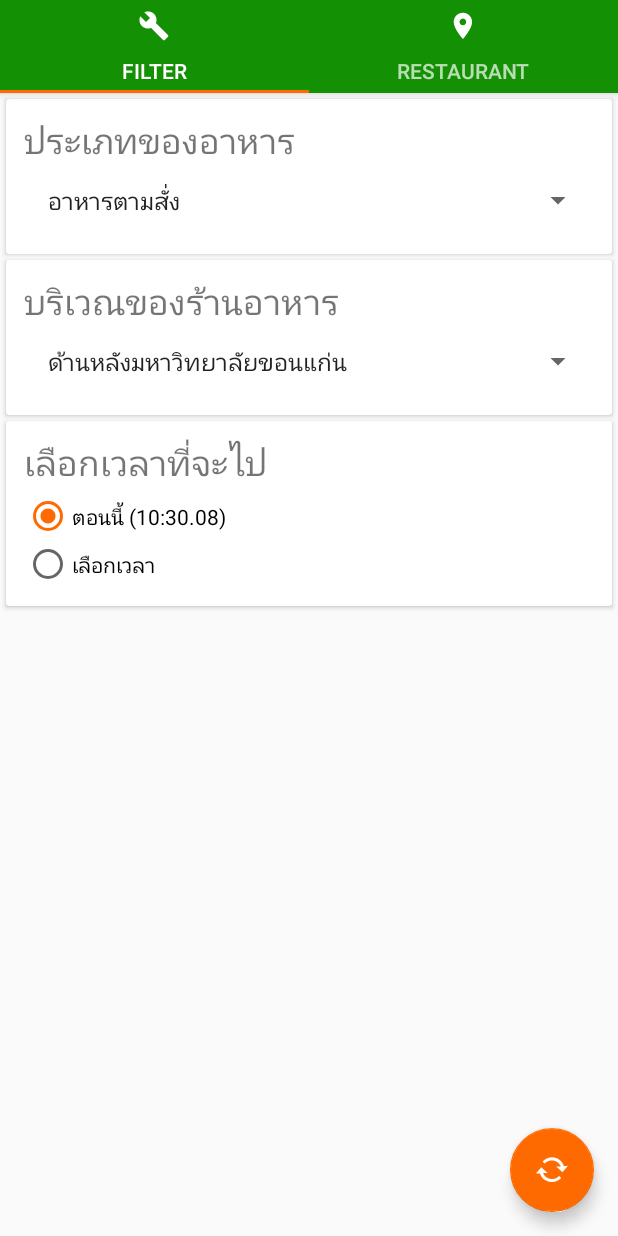
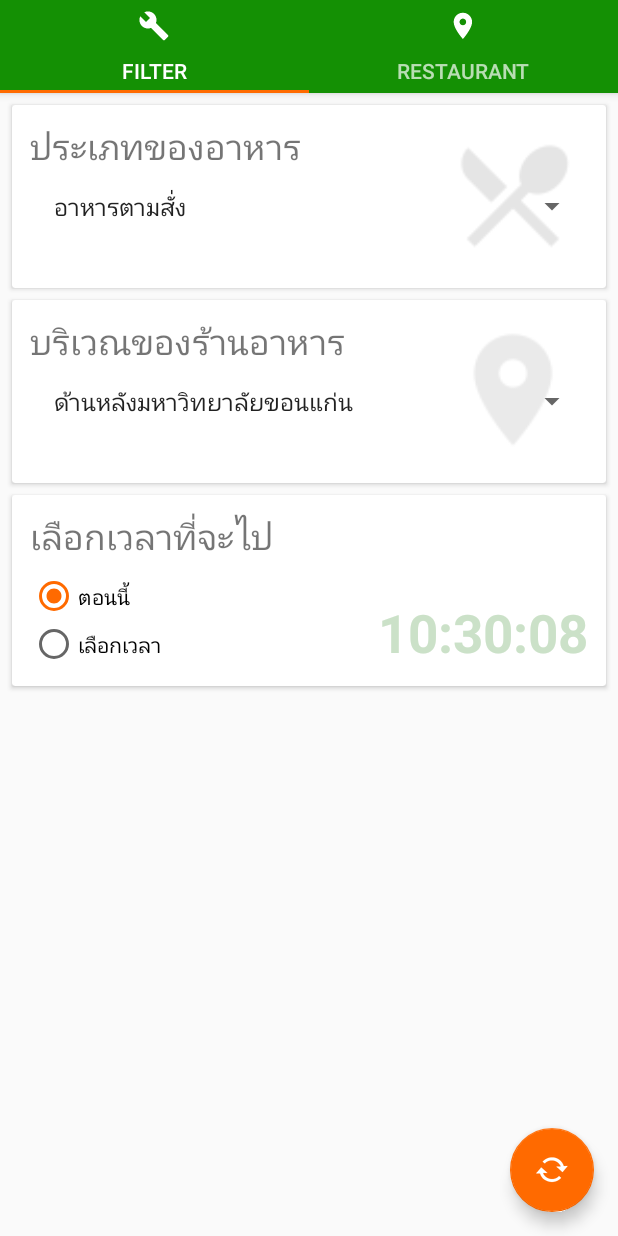
Before and after one commit to nopphonyel/TWTE, an Android app: the screen it shows after launch (MainActivity), on a phone screen of 412 x 824 dp. Run offline under Robolectric (Android 15) with nearby library versions, the phone set to English and light mode, and no system bars.

Commit message:
Update UI. now add some preview picture.... maybe and live time preview

```diff
--- a/app/src/main/java/com/leaderproject/doikum/thewaytoeat/ProgramStaticContent.java
+++ b/app/src/main/java/com/leaderproject/doikum/thewaytoeat/ProgramStaticContent.java
@@ -70,6 +70,7 @@ public class ProgramStaticContent {
     public static void setTimeChoose(int hour,int min){
         chooseTimeHour = hour;
         chooseTimeMin = min;
+        Log.d(TAG_CURRENT_VALUE , "Current time is " + chooseTimeHour + ":" + chooseTimeMin);
     }
 
     public static int getChooseTimeHour(){
--- a/app/src/main/java/com/leaderproject/doikum/thewaytoeat/fragment/RandomPropertiesFragment.java
+++ b/app/src/main/java/com/leaderproject/doikum/thewaytoeat/fragment/RandomPropertiesFragment.java
@@ -10,9 +10,12 @@ import android.util.Log;
 import android.view.LayoutInflater;
 import android.view.View;
 import android.view.ViewGroup;
+import android.widget.AdapterView;
 import android.widget.ArrayAdapter;
 import android.widget.RadioButton;
 import android.support.v7.widget.AppCompatSpinner;
+import android.widget.Spinner;
+import android.widget.TextView;
 import android.widget.TimePicker;
 
 import com.leaderproject.doikum.thewaytoeat.ProgramStaticContent;
@@ -26,11 +29,13 @@ import java.util.Calendar;
 public class RandomPropertiesFragment extends Fragment implements View.OnClickListener {
 
     private Handler updateRadioTextViewCurrentTime = new Handler();
-    AppCompatSpinner typeSpinner, zoneSpinner;
-    RadioButton radioTimeNow, radioTimePick;
+    private AppCompatSpinner typeSpinner, zoneSpinner;
+    private RadioButton radioTimeNow, radioTimePick;
     int currentHour, currentMin, currentSecond;
-    Calendar currentTime;
-    TimePickerDialog timePickerDialoge;
+    private Calendar currentTime;
+    private TimePickerDialog timePickerDialoge;
+
+    private TextView timePreview;
 
     private String radioButtonTimePick;
     private String radioButtonTimeNow;
@@ -42,6 +47,7 @@ public class RandomPropertiesFragment extends Fragment implements View.OnClickLi
         zoneSpinner = (AppCompatSpinner) rootView.findViewById(R.id.zone_spin);
         radioTimeNow = (RadioButton) rootView.findViewById(R.id.radio_button_time_now);
         radioTimePick = (RadioButton) rootView.findViewById(R.id.radio_button_time_pick);
+        timePreview = (TextView) rootView.findViewById(R.id.time_preview);
 
         radioButtonTimePick = getActivity().getString(R.string.radio_button_time_pick);
         radioButtonTimeNow = getActivity().getString(R.string.radio_button_time_now);
@@ -72,6 +78,12 @@ public class RandomPropertiesFragment extends Fragment implements View.OnClickLi
     private void setupSpinner(FragmentActivity fragmentActivity, AppCompatSpinner spinner, String[] stringToAdd) {
         ArrayAdapter<String> adapter = new ArrayAdapter<String>(fragmentActivity, android.R.layout.simple_list_item_1, stringToAdd);
         spinner.setAdapter(adapter);
+
+        if(spinner == typeSpinner)
+            spinner.setOnItemSelectedListener(new HandlerTypeSpinnerItemChange());
+        if(spinner == zoneSpinner)
+            spinner.setOnItemSelectedListener(new HandlerZoneSpinnerItemChange());
+
         spinner.setSelection(0);
     }
 
@@ -81,16 +93,16 @@ public class RandomPropertiesFragment extends Fragment implements View.OnClickLi
             @Override
             public void run() {
                 if (radioTimeNow.isChecked()) {
-                    radioTimeNow.setText(getRadioTimeFormat());
+                    timePreview.setText(getTimePreviewFormat());
                 }
                 updateRadioTextViewCurrentTime.postDelayed(this, 1000);
             }
 
-            public String getRadioTimeFormat() {
+            public String getTimePreviewFormat() {
                 updateTime();
-                return radioButtonTimeNow + " (" + String.format("%02d", currentHour) + ":"
-                        + String.format("%02d", currentMin) + "." + String.format("%02d", currentSecond)
-                        + ")";
+                return String.format("%02d", currentHour) + ":"
+                        + String.format("%02d", currentMin) + ":"
+                        + String.format("%02d", currentSecond);
             }
         });
     }
@@ -102,8 +114,7 @@ public class RandomPropertiesFragment extends Fragment implements View.OnClickLi
             TimePickerDialog.OnTimeSetListener timeSetListener = new TimePickerDialog.OnTimeSetListener() {
                 @Override
                 public void onTimeSet(TimePicker view, int hourOfDay, int minute) {
-                    radioTimePick.setText(radioButtonTimePick + " " + String.format("%02d", hourOfDay) + ":" + String.format("%02d", minute));
-                    radioTimeNow.setText(radioButtonTimeNow);
+                    timePreview.setText(String.format("%02d", hourOfDay) + ":" + String.format("%02d", minute));
                     ProgramStaticContent.setTimeChoose(hourOfDay, minute);
                 }
             };
@@ -112,7 +123,7 @@ public class RandomPropertiesFragment extends Fragment implements View.OnClickLi
                 @Override
                 public void onCancel(DialogInterface dialog) {
                     radioTimeNow.setChecked(true);
-                    radioTimePick.setText(radioButtonTimePick);
+
                 }
             };
 
@@ -122,8 +133,35 @@ public class RandomPropertiesFragment extends Fragment implements View.OnClickLi
             timePickerDialoge.show();
         }
         if (v == radioTimeNow) {
-            Log.d("TAG_RADIO","radio time now has been clicked");
-            radioTimePick.setText(radioButtonTimePick);
+            Log.d("TAG_RADIO", "radio time now has been clicked");
+            ProgramStaticContent.setTimeChoose(Calendar.getInstance().get(Calendar.HOUR), Calendar.getInstance().get(Calendar.MINUTE));
         }
     }
+
+    private class HandlerTypeSpinnerItemChange implements Spinner.OnItemSelectedListener {
+
+        @Override
+        public void onItemSelected(AdapterView<?> parent, View view, int position, long id) {
+            ProgramStaticContent.setSelectedTypeCode(position);
+        }
+
+        @Override
+        public void onNothingSelected(AdapterView<?> parent) {
+
+        }
+    }
+
+    private class HandlerZoneSpinnerItemChange implements Spinner.OnItemSelectedListener {
+
+        @Override
+        public void onItemSelected(AdapterView<?> parent, View view, int position, long id) {
+            ProgramStaticContent.setSelectedZoneCode(position);
+        }
+
+        @Override
+        public void onNothingSelected(AdapterView<?> parent) {
+
+        }
+    }
+
 }
--- a/app/src/main/res/layout/random_properties_layout.xml
+++ b/app/src/main/res/layout/random_properties_layout.xml
@@ -1,5 +1,10 @@
 <?xml version="1.0" encoding="utf-8"?>
-<RelativeLayout xmlns:android="http://schemas.android.com/apk/res/android"
+
+<ScrollView xmlns:android="http://schemas.android.com/apk/res/android"
+    android:layout_width="match_parent"
+    android:layout_height="match_parent">
+
+    <RelativeLayout
         android:layout_width="match_parent"
         android:layout_height="match_parent">
 
@@ -8,34 +13,39 @@
             android:layout_width="match_parent"
             android:layout_height="wrap_content"
             android:layout_marginBottom="0dp"
-        android:layout_marginTop="@dimen/nice_card_margin"
             android:layout_marginLeft="@dimen/nice_card_margin"
             android:layout_marginRight="@dimen/nice_card_margin"
-        >
+            android:layout_marginTop="@dimen/nice_card_margin">
 
             <RelativeLayout
                 android:layout_width="wrap_content"
                 android:layout_height="wrap_content"
-            android:layout_marginTop="@dimen/nice_inside_card_relative_margin_top"
+                android:layout_marginBottom="@dimen/nice_inside_card_relative_margin"
+                android:layout_marginLeft="@dimen/nice_inside_card_relative_margin"
                 android:layout_marginRight="@dimen/nice_inside_card_relative_margin"
-            android:layout_marginLeft="@dimen/nice_inside_card_relative_margin"
-            android:layout_marginBottom="@dimen/nice_inside_card_relative_margin">
+                android:layout_marginTop="@dimen/nice_inside_card_relative_margin_top">
 
                 <TextView
                     android:id="@+id/type_title"
                     android:layout_width="wrap_content"
                     android:layout_height="wrap_content"
                     android:text="@string/card_type_title"
-                android:textSize="23dp"
-                 />
+                    android:textSize="23dp" />
+
+                <ImageView
+                    android:id="@+id/type_icon"
+                    android:layout_width="100dp"
+                    android:layout_height="100dp"
+                    android:layout_alignParentEnd="true"
+                    android:layout_alignParentTop="true"
+                    android:src="@mipmap/ic_dinning" />
 
                 <android.support.v7.widget.AppCompatSpinner
                     android:id="@+id/type_spin"
                     android:layout_width="match_parent"
                     android:layout_height="wrap_content"
                     android:layout_below="@id/type_title"
-                android:descendantFocusability="beforeDescendants"
-                />
+                    android:descendantFocusability="beforeDescendants" />
 
             </RelativeLayout>
 
@@ -43,87 +53,103 @@
 
         <android.support.v7.widget.CardView
             android:id="@+id/zone_card"
-        android:layout_below="@+id/type_card"
             android:layout_width="match_parent"
             android:layout_height="wrap_content"
+            android:layout_below="@+id/type_card"
             android:layout_marginBottom="0dp"
-        android:layout_marginTop="@dimen/nice_card_margin"
             android:layout_marginLeft="@dimen/nice_card_margin"
-        android:layout_marginRight="@dimen/nice_card_margin">
+            android:layout_marginRight="@dimen/nice_card_margin"
+            android:layout_marginTop="@dimen/nice_card_margin">
 
             <RelativeLayout
                 android:layout_width="wrap_content"
                 android:layout_height="wrap_content"
-            android:layout_marginTop="@dimen/nice_inside_card_relative_margin_top"
+                android:layout_marginBottom="@dimen/nice_inside_card_relative_margin"
+                android:layout_marginLeft="@dimen/nice_inside_card_relative_margin"
                 android:layout_marginRight="@dimen/nice_inside_card_relative_margin"
-            android:layout_marginLeft="@dimen/nice_inside_card_relative_margin"
-            android:layout_marginBottom="@dimen/nice_inside_card_relative_margin">
+                android:layout_marginTop="@dimen/nice_inside_card_relative_margin_top">
 
                 <TextView
                     android:id="@+id/zone_title"
                     android:layout_width="wrap_content"
                     android:layout_height="wrap_content"
                     android:text="@string/card_zone_title"
-                android:textSize="23dp"
-                 />
+                    android:textSize="23dp" />
+
+                <ImageView
+                    android:id="@+id/zone_icon"
+                    android:layout_width="100dp"
+                    android:layout_height="100dp"
+                    android:layout_alignParentEnd="true"
+                    android:layout_alignParentTop="true"
+                    android:src="@mipmap/ic_zone" />
 
                 <android.support.v7.widget.AppCompatSpinner
                     android:id="@+id/zone_spin"
                     android:layout_width="match_parent"
                     android:layout_height="wrap_content"
                     android:layout_below="@id/zone_title"
-                android:descendantFocusability="beforeDescendants"
-                />
+                    android:descendantFocusability="beforeDescendants" />
 
             </RelativeLayout>
 
         </android.support.v7.widget.CardView>
 
         <android.support.v7.widget.CardView
-        android:layout_below="@+id/zone_card"
             android:id="@+id/time_card"
             android:layout_width="match_parent"
             android:layout_height="wrap_content"
-        android:layout_marginBottom="0dp"
+            android:layout_below="@+id/zone_card"
+            android:layout_marginBottom="85dp"
+            android:layout_marginLeft="@dimen/nice_card_margin"
+            android:layout_marginRight="@dimen/nice_card_margin"
             android:layout_marginTop="@dimen/nice_card_margin"
-        android:layout_marginLeft="@dimen/nice_card_margin"
-        android:layout_marginRight="@dimen/nice_card_margin">
+            >
 
             <RelativeLayout
                 android:layout_width="wrap_content"
                 android:layout_height="wrap_content"
-            android:layout_marginTop="@dimen/nice_inside_card_relative_margin_top"
+                android:layout_marginBottom="@dimen/nice_inside_card_relative_margin"
+                android:layout_marginLeft="@dimen/nice_inside_card_relative_margin"
                 android:layout_marginRight="@dimen/nice_inside_card_relative_margin"
-            android:layout_marginLeft="@dimen/nice_inside_card_relative_margin"
-            android:layout_marginBottom="@dimen/nice_inside_card_relative_margin">
+                android:layout_marginTop="@dimen/nice_inside_card_relative_margin_top">
+
+                <TextView
+                    android:id="@+id/time_preview"
+                    android:textSize="35dp"
+                    android:text="HH:MM:SS"
+                    android:textColor="#cbe1c8"
+                    android:textStyle="bold"
+                    android:layout_alignParentEnd="true"
+                    android:layout_alignParentBottom="true"
+                    android:layout_width="wrap_content"
+                    android:layout_height="wrap_content" />
 
                 <TextView
                     android:id="@+id/time_title"
                     android:layout_width="wrap_content"
                     android:layout_height="wrap_content"
                     android:text="@string/card_time_pick_title"
-                android:textSize="23dp"
-                 />
+                    android:textSize="23dp" />
 
                 <RadioGroup
                     android:id="@+id/time_type"
-                android:layout_marginTop="@dimen/nice_card_margin"
+                    android:layout_width="wrap_content"
+                    android:layout_height="wrap_content"
                     android:layout_below="@id/time_title"
-                android:layout_width="wrap_content"
-                android:layout_height="wrap_content">
+                    android:layout_marginTop="@dimen/nice_card_margin">
 
                     <RadioButton
-                    android:text="@string/radio_button_time_now"
                         android:id="@+id/radio_button_time_now"
                         android:layout_width="wrap_content"
                         android:layout_height="wrap_content"
-                    />
+                        android:text="@string/radio_button_time_now" />
 
                     <RadioButton
+                        android:id="@+id/radio_button_time_pick"
                         android:layout_width="wrap_content"
                         android:layout_height="wrap_content"
-                    android:text="@string/radio_button_time_pick"
-                    android:id="@+id/radio_button_time_pick"/>
+                        android:text="@string/radio_button_time_pick" />
 
                 </RadioGroup>
 
@@ -132,3 +158,5 @@
         </android.support.v7.widget.CardView>
 
     </RelativeLayout>
+
+</ScrollView>
--- a/app/src/main/res/values/dimens.xml
+++ b/app/src/main/res/values/dimens.xml
@@ -4,7 +4,7 @@
     <dimen name="activity_vertical_margin">16dp</dimen>
     <dimen name="fab_margin">16dp</dimen>
     <dimen name="nice_tab_layout">62dp</dimen>
-    <dimen name="nice_card_margin">4dp</dimen>
+    <dimen name="nice_card_margin">8dp</dimen>
     <dimen name="nice_inside_card_relative_margin">12dp</dimen>
     <dimen name="nice_inside_card_relative_margin_top">10dp</dimen>
 </resources>
```
Also changed, not shown: app/src/main/ic_dinning-web.png (added), app/src/main/ic_zone-web.png (added), app/src/main/res/mipmap-hdpi/ic_dinning.png (added), app/src/main/res/mipmap-hdpi/ic_zone.png (added), app/src/main/res/mipmap-mdpi/ic_dinning.png (added), app/src/main/res/mipmap-mdpi/ic_zone.png (added), app/src/main/res/mipmap-xhdpi/ic_dinning.png (added), app/src/main/res/mipmap-xhdpi/ic_zone.png (added), app/src/main/res/mipmap-xxhdpi/ic_dinning.png (added), app/src/main/res/mipmap-xxhdpi/ic_zone.png (added), app/src/main/res/mipmap-xxxhdpi/ic_dinning.png (added), app/src/main/res/mipmap-xxxhdpi/ic_zone.png (added). Lines whose indentation alone changed are shown as unchanged.
